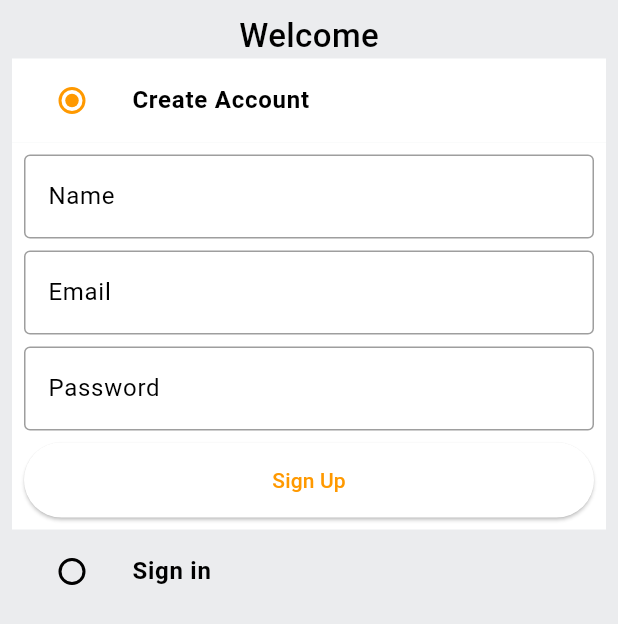
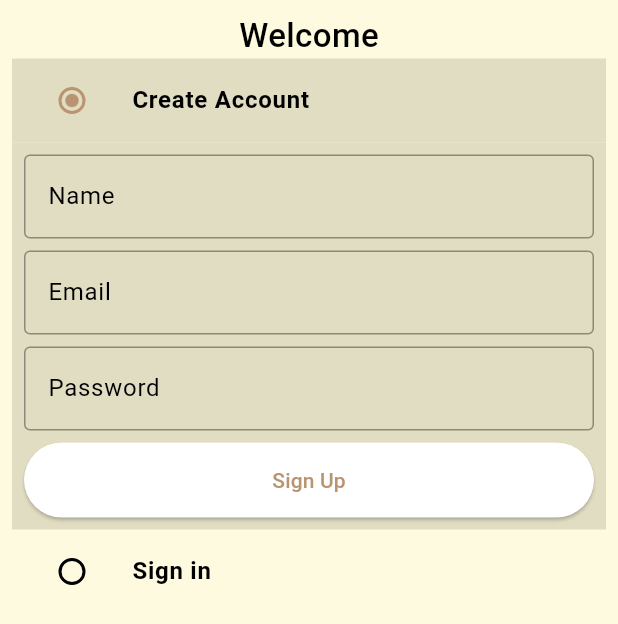
Before and after one commit to nafi-ullah/Flutter-FullStack-Ecommerce, a Flutter app: the screen it shows after launch, on a phone screen of 412 x 824 dp. Shown: the top 624 px of the screen. Run offline on Flutter 3.47's test engine with Material 3 defaults, Android fonts, the phone set to English and light mode, and no system bars; our stand-ins replace badges, shared_preferences.

Commit message:
logo and colors updated

```diff
--- a/lib/common/widgets/bottom_bar.dart
+++ b/lib/common/widgets/bottom_bar.dart
@@ -1,4 +1,5 @@
 import 'package:amazon_clone_app/constants/global_variable.dart';
+import 'package:amazon_clone_app/features/account/account_screen.dart';
 import 'package:amazon_clone_app/features/auth/screens/auth_screen.dart';
 import 'package:amazon_clone_app/features/home/screens/home_screen.dart';
 import 'package:flutter/material.dart';
@@ -19,7 +20,7 @@ class _BottomBarState extends State<BottomBar> {
 
   List<Widget> pages = [
       const HomeScreen(),
-      const Center(child: Text('account screen')),
+      const AccountScreen(),
       const Center(child: Text('Cart Screen'),)
   ];
 
--- a/lib/constants/global_variable.dart
+++ b/lib/constants/global_variable.dart
@@ -6,15 +6,15 @@ class GlobalVariable{
 
   static const appBarGradient = LinearGradient(
     colors: [
-      Color.fromARGB(255, 29, 201, 192),
-      Color.fromARGB(255, 125, 221, 216),
+      Color.fromRGBO(169, 179, 136, 0.603),
+      Color.fromRGBO(169, 179, 136, 1)
     ],
     stops: [0.5, 1.0],
   );
 
-  static const secondaryColor = Color.fromRGBO(255, 153, 0, 1);
-  static const backgroundColor = Colors.white;
-  static const Color greyBackgroundCOlor = Color(0xffebecee);
-  static var selectedNavBarColor = Colors.cyan[800]!;
-  static const unselectedNavBarColor = Colors.black87;
+  static const secondaryColor = Color.fromRGBO(185, 148, 112, 1);
+  static const backgroundColor = Color.fromRGBO(219, 215, 188, 0.82);
+  static const Color greyBackgroundCOlor = Color.fromRGBO(254, 250, 224, 1);
+  static var selectedNavBarColor = const Color.fromRGBO(95, 111, 82, 0.822);
+  static const unselectedNavBarColor = Color.fromRGBO(38, 44, 33, 1);
 }
--- a/pubspec.yaml
+++ b/pubspec.yaml
@@ -63,8 +63,8 @@ flutter:
   uses-material-design: true
 
   # To add assets to your application, add an assets section, like this:
-  # assets:
-  #   - images/a_dot_burr.jpeg
+  assets:
+    - assets/images/
   #   - images/a_dot_ham.jpeg
 
   # An image asset can refer to one or more resolution-specific "variants", see
```
Also changed, not shown: lib/features/account/account_screen.dart (added, +54 -0 lines), assets/images/autnexlogo.png.
